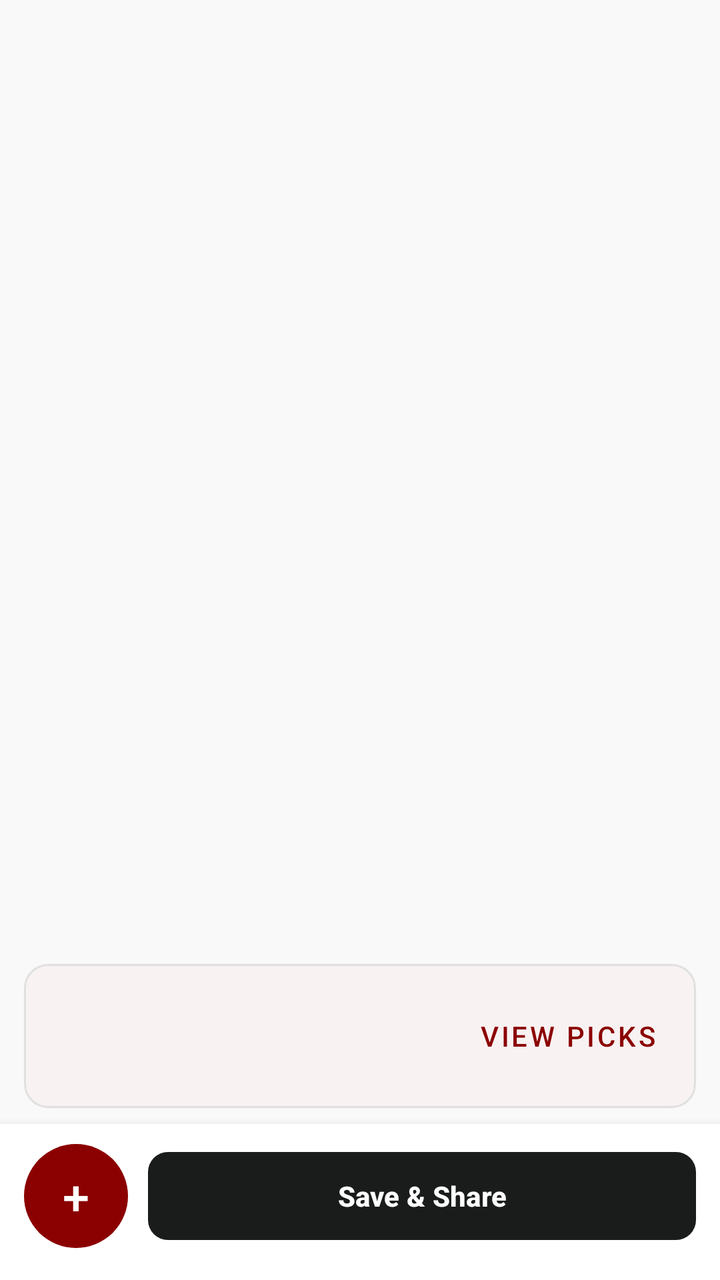
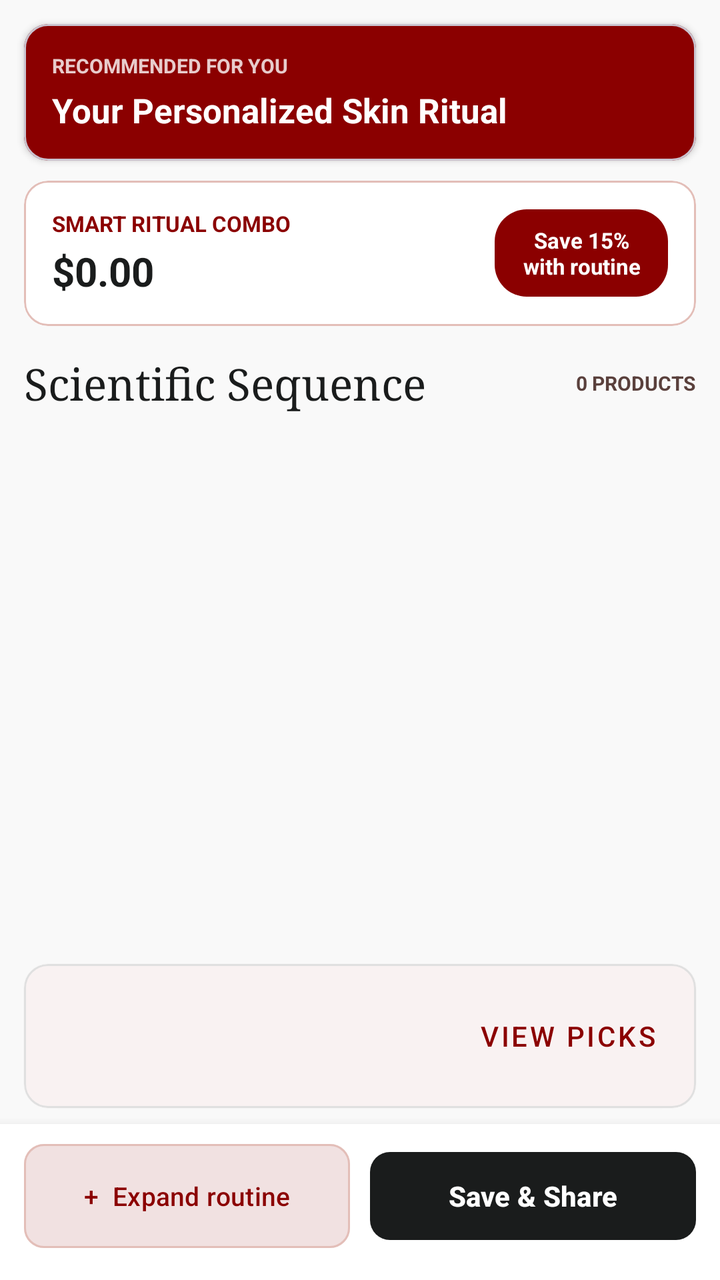

Screens rendered from an Android XML layout before and after an edit, with the pre-edit source and the edit as a unified diff.
<!-- AndroidManifest.xml: application theme Theme.TirTirMCommerce -->
<!-- res/layout/page_routine_steps.xml -->
<?xml version="1.0" encoding="utf-8"?>
<LinearLayout xmlns:android="http://schemas.android.com/apk/res/android"
    xmlns:app="http://schemas.android.com/apk/res-auto"
    android:layout_width="match_parent"
    android:layout_height="match_parent"
    android:background="@color/tirtir_off_white"
    android:orientation="vertical">

    <androidx.recyclerview.widget.RecyclerView
        android:id="@+id/rvRoutineSteps"
        android:layout_width="match_parent"
        android:layout_height="0dp"
        android:layout_weight="1"
        android:clipToPadding="false"
        android:paddingStart="12dp"
        android:paddingTop="12dp"
        android:paddingEnd="12dp"
        android:paddingBottom="20dp" />

    <com.google.android.material.card.MaterialCardView
        android:id="@+id/cardRoutineSuggestion"
        android:layout_width="match_parent"
        android:layout_height="wrap_content"
        android:layout_marginStart="12dp"
        android:layout_marginEnd="12dp"
        android:layout_marginBottom="8dp"
        app:cardBackgroundColor="@color/tirtir_white"
        app:cardCornerRadius="12dp"
        app:cardElevation="1dp"
        app:strokeColor="@color/tirtir_border_gray"
        app:strokeWidth="1dp">

        <LinearLayout
            android:layout_width="match_parent"
            android:layout_height="wrap_content"
            android:gravity="center_vertical"
            android:orientation="horizontal"
            android:padding="12dp">

            <TextView
                android:id="@+id/tvRoutineSuggestion"
                android:layout_width="0dp"
                android:layout_height="wrap_content"
                android:layout_weight="1"
                android:textColor="@color/tirtir_black"
                android:textSize="13sp"
                android:textStyle="bold" />

            <com.google.android.material.button.MaterialButton
                android:id="@+id/btnViewRoutineSuggestion"
                style="@style/Widget.MaterialComponents.Button.TextButton"
                android:layout_width="wrap_content"
                android:layout_height="48dp"
                android:text="View picks"
                android:textColor="@color/tirtir_red_primary" />
        </LinearLayout>
    </com.google.android.material.card.MaterialCardView>

    <LinearLayout
        android:layout_width="match_parent"
        android:layout_height="wrap_content"
        android:background="@color/tirtir_white"
        android:elevation="8dp"
        android:gravity="center_vertical"
        android:orientation="horizontal"
        android:paddingStart="12dp"
        android:paddingTop="10dp"
        android:paddingEnd="12dp"
        android:paddingBottom="16dp">

        <com.google.android.material.button.MaterialButton
            android:id="@+id/btnAddRoutineStep"
            android:layout_width="52dp"
            android:layout_height="52dp"
            android:contentDescription="Add product"
            android:insetTop="0dp"
            android:insetBottom="0dp"
            android:padding="0dp"
            android:text="+"
            android:textColor="@color/tirtir_white"
            android:textSize="24sp"
            app:backgroundTint="@color/tirtir_red_primary"
            app:cornerRadius="26dp" />

        <com.google.android.material.button.MaterialButton
            android:id="@+id/btnSaveShareRoutine"
            android:layout_width="0dp"
            android:layout_height="52dp"
            android:layout_marginStart="10dp"
            android:layout_weight="1"
            android:enabled="false"
            android:text="Save &amp; Share"
            android:textColor="@color/tirtir_white"
            android:textStyle="bold"
            app:backgroundTint="@color/tirtir_black"
            app:cornerRadius="10dp" />
    </LinearLayout>
</LinearLayout>
<!-- resources referenced by this layout -->
<resources>
  <color name="tirtir_black">#1A1C1C</color>
  <color name="tirtir_border_gray">#E0E0E0</color>
  <color name="tirtir_off_white">#F9F9F9</color>
  <color name="tirtir_red_primary">#8B0000</color>
  <color name="tirtir_white">#FFFFFF</color>
  <style name="Theme.TirTirMCommerce" parent="Base.Theme.TirTirMCommerce" />
  <style name="Base.Theme.TirTirMCommerce" parent="Theme.Material3.DayNight.NoActionBar">
          
          <item name="colorPrimary">@color/tirtir_red_primary</item>
          <item name="colorPrimaryDark">@color/tirtir_red_dark</item>
          <item name="colorPrimaryContainer">@color/tirtir_red_surface</item>
  
          
          <item name="colorOnPrimary">@color/tirtir_white</item>
          <item name="colorOnPrimaryContainer">@color/tirtir_red_primary</item>
  
          
          <item name="colorSecondary">@color/tirtir_black</item>
          <item name="colorOnSecondary">@color/tirtir_white</item>
          <item name="colorSecondaryContainer">@color/tirtir_red_surface</item>
          <item name="colorOnSecondaryContainer">@color/tirtir_red_primary</item>
  
          
          <item name="colorSurface">@color/tirtir_white</item>
          <item name="colorOnSurface">@color/tirtir_black</item>
          <item name="colorSurfaceVariant">@color/tirtir_off_white</item>
  
          
          <item name="android:windowBackground">@color/tirtir_off_white</item>
          <item name="android:statusBarColor">@color/tirtir_white</item>
          <item name="android:windowLightStatusBar">true</item>
  
          
          <item name="colorError">@color/tirtir_error</item>
      </style>
  <color name="tirtir_red_dark">#610000</color>
  <color name="tirtir_red_surface">#FFF4F3</color>
  <color name="tirtir_error">#D32F2F</color>
</resources>

<!-- the commit's change to res/layout/page_routine_steps.xml (unified diff, before → after) -->
@@ -6,6 +6,89 @@
     android:background="@color/tirtir_off_white"
     android:orientation="vertical">
 
+    <com.google.android.material.card.MaterialCardView
+        android:layout_width="match_parent"
+        android:layout_height="wrap_content"
+        android:layout_marginStart="12dp"
+        android:layout_marginTop="12dp"
+        android:layout_marginEnd="12dp"
+        app:cardBackgroundColor="@color/tirtir_red_primary"
+        app:cardCornerRadius="12dp"
+        app:cardElevation="2dp">
+        <LinearLayout
+            android:layout_width="match_parent"
+            android:layout_height="wrap_content"
+            android:orientation="vertical"
+            android:padding="14dp">
+            <TextView android:layout_width="wrap_content" android:layout_height="wrap_content"
+                android:text="RECOMMENDED FOR YOU" android:textColor="#CCFFFFFF"
+                android:textSize="10sp" android:textStyle="bold" />
+            <TextView
+                android:id="@+id/tvRoutinePersonaTitle"
+                android:layout_width="match_parent"
+                android:layout_height="wrap_content"
+                android:layout_marginTop="4dp"
+                android:text="Your Personalized Skin Ritual"
+                android:textColor="@color/tirtir_white"
+                android:textSize="17sp"
+                android:textStyle="bold" />
+        </LinearLayout>
+    </com.google.android.material.card.MaterialCardView>
+
+    <com.google.android.material.card.MaterialCardView
+        android:layout_width="match_parent"
+        android:layout_height="wrap_content"
+        android:layout_marginStart="12dp"
+        android:layout_marginTop="10dp"
+        android:layout_marginEnd="12dp"
+        app:cardBackgroundColor="@color/tirtir_white"
+        app:cardCornerRadius="12dp"
+        app:cardElevation="0dp"
+        app:strokeColor="@color/tirtir_rose_outline"
+        app:strokeWidth="1dp">
+        <LinearLayout
+            android:layout_width="match_parent"
+            android:layout_height="wrap_content"
+            android:gravity="center_vertical"
+            android:orientation="horizontal"
+            android:padding="14dp">
+            <LinearLayout android:layout_width="0dp" android:layout_height="wrap_content"
+                android:layout_weight="1" android:orientation="vertical">
+                <TextView android:layout_width="wrap_content" android:layout_height="wrap_content"
+                    android:text="SMART RITUAL COMBO" android:textColor="@color/tirtir_red_primary"
+                    android:textSize="11sp" android:textStyle="bold" />
+                <TextView android:id="@+id/tvRoutineBundlePrice" android:layout_width="wrap_content"
+                    android:layout_height="wrap_content" android:layout_marginTop="3dp"
+                    android:text="$0.00" android:textColor="@color/tirtir_text_primary"
+                    android:textSize="20sp" android:textStyle="bold" />
+            </LinearLayout>
+            <TextView android:layout_width="wrap_content" android:layout_height="wrap_content"
+                android:background="@drawable/bg_tag_primary" android:paddingHorizontal="14dp"
+                android:paddingVertical="8dp" android:text="Save 15%\nwith routine"
+                android:textColor="@color/tirtir_white" android:textSize="11sp"
+                android:textStyle="bold" android:gravity="center" />
+        </LinearLayout>
+    </com.google.android.material.card.MaterialCardView>
+
+    <LinearLayout
+        android:layout_width="match_parent"
+        android:layout_height="wrap_content"
+        android:gravity="center_vertical"
+        android:orientation="horizontal"
+        android:paddingStart="12dp"
+        android:paddingTop="14dp"
+        android:paddingEnd="12dp"
+        android:paddingBottom="6dp">
+        <TextView android:layout_width="0dp" android:layout_height="wrap_content"
+            android:layout_weight="1" android:fontFamily="serif"
+            android:text="Scientific Sequence" android:textColor="@color/tirtir_text_primary"
+            android:textSize="22sp" />
+        <TextView android:id="@+id/tvRoutineStepCount" android:layout_width="wrap_content"
+            android:layout_height="wrap_content" android:text="0 PRODUCTS"
+            android:textColor="@color/tirtir_text_secondary" android:textSize="10sp"
+            android:textStyle="bold" />
+    </LinearLayout>
+
     <androidx.recyclerview.widget.RecyclerView
         android:id="@+id/rvRoutineSteps"
         android:layout_width="match_parent"
@@ -13,7 +96,7 @@
         android:layout_weight="1"
         android:clipToPadding="false"
         android:paddingStart="12dp"
-        android:paddingTop="12dp"
+        android:paddingTop="4dp"
         android:paddingEnd="12dp"
         android:paddingBottom="20dp" />
 
@@ -70,17 +153,20 @@
 
         <com.google.android.material.button.MaterialButton
             android:id="@+id/btnAddRoutineStep"
-            android:layout_width="52dp"
+            android:layout_width="0dp"
             android:layout_height="52dp"
+            android:layout_weight="1"
             android:contentDescription="Add product"
             android:insetTop="0dp"
             android:insetBottom="0dp"
             android:padding="0dp"
-            android:text="+"
-            android:textColor="@color/tirtir_white"
-            android:textSize="24sp"
-            app:backgroundTint="@color/tirtir_red_primary"
-            app:cornerRadius="26dp" />
+            android:text="+  Expand routine"
+            android:textColor="@color/tirtir_red_primary"
+            android:textSize="13sp"
+            app:backgroundTint="@color/tirtir_white"
+            app:strokeColor="@color/tirtir_rose_outline"
+            app:strokeWidth="1dp"
+            app:cornerRadius="10dp" />
 
         <com.google.android.material.button.MaterialButton
             android:id="@+id/btnSaveShareRoutine"
<!-- resource entries referenced after the edit -->
@@ -4,7 +4,17 @@
   <color name="tirtir_border_gray">#E0E0E0</color>
   <color name="tirtir_off_white">#F9F9F9</color>
   <color name="tirtir_red_primary">#8B0000</color>
+  <color name="tirtir_rose_outline">#E3BEB8</color>
+  <color name="tirtir_text_primary">#1A1C1C</color>
+  <color name="tirtir_text_secondary">#5A403C</color>
   <color name="tirtir_white">#FFFFFF</color>
+  <!-- drawable bg_tag_primary (drawable) -->
+  <?xml version="1.0" encoding="utf-8"?>
+  <shape xmlns:android="http://schemas.android.com/apk/res/android"
+      android:shape="rectangle">
+      <solid android:color="@color/tirtir_red_primary" />
+      <corners android:radius="16dp" />
+  </shape>
   <style name="Theme.TirTirMCommerce" parent="Base.Theme.TirTirMCommerce" />
   <style name="Base.Theme.TirTirMCommerce" parent="Theme.Material3.DayNight.NoActionBar">
           
